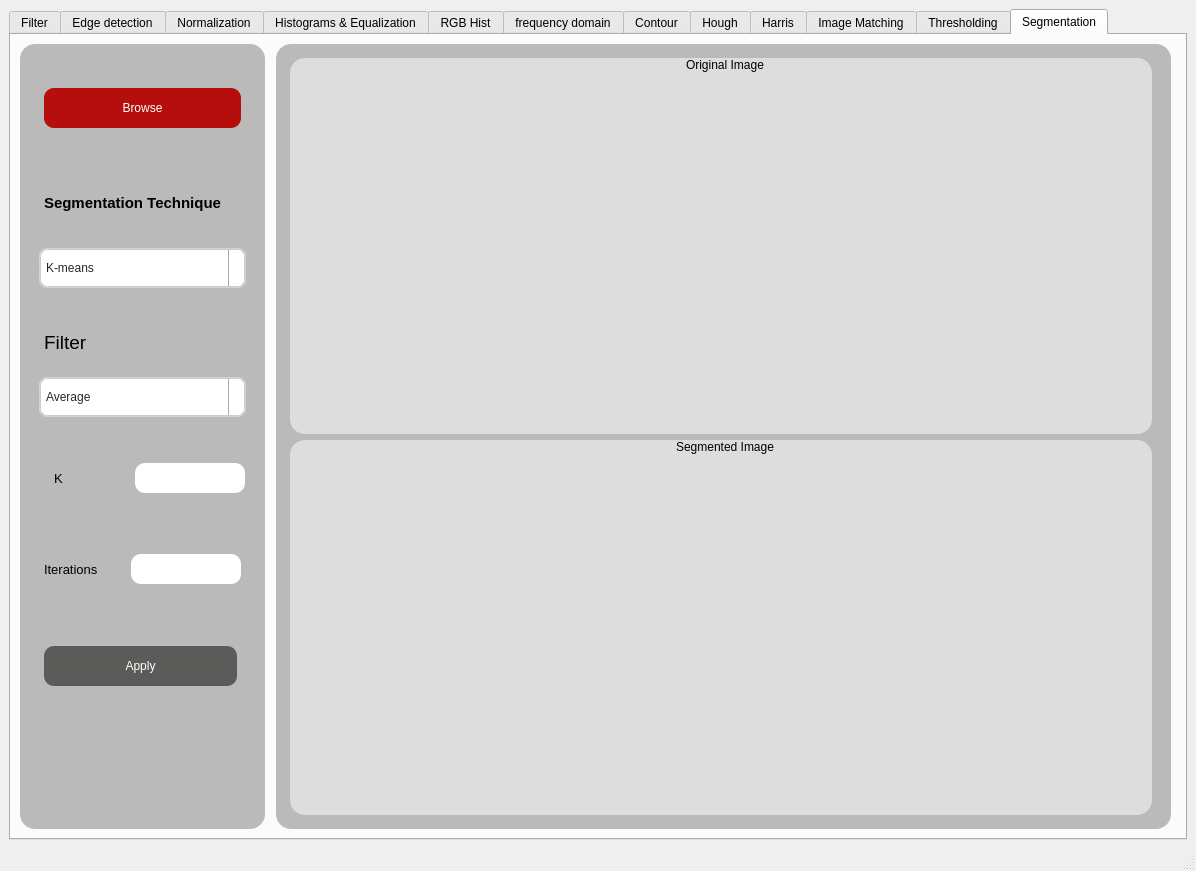
Above: task1.ui from Mohamed-hazem-mahrous/computer_vision_toolkit before the change. Below: the same form after it.
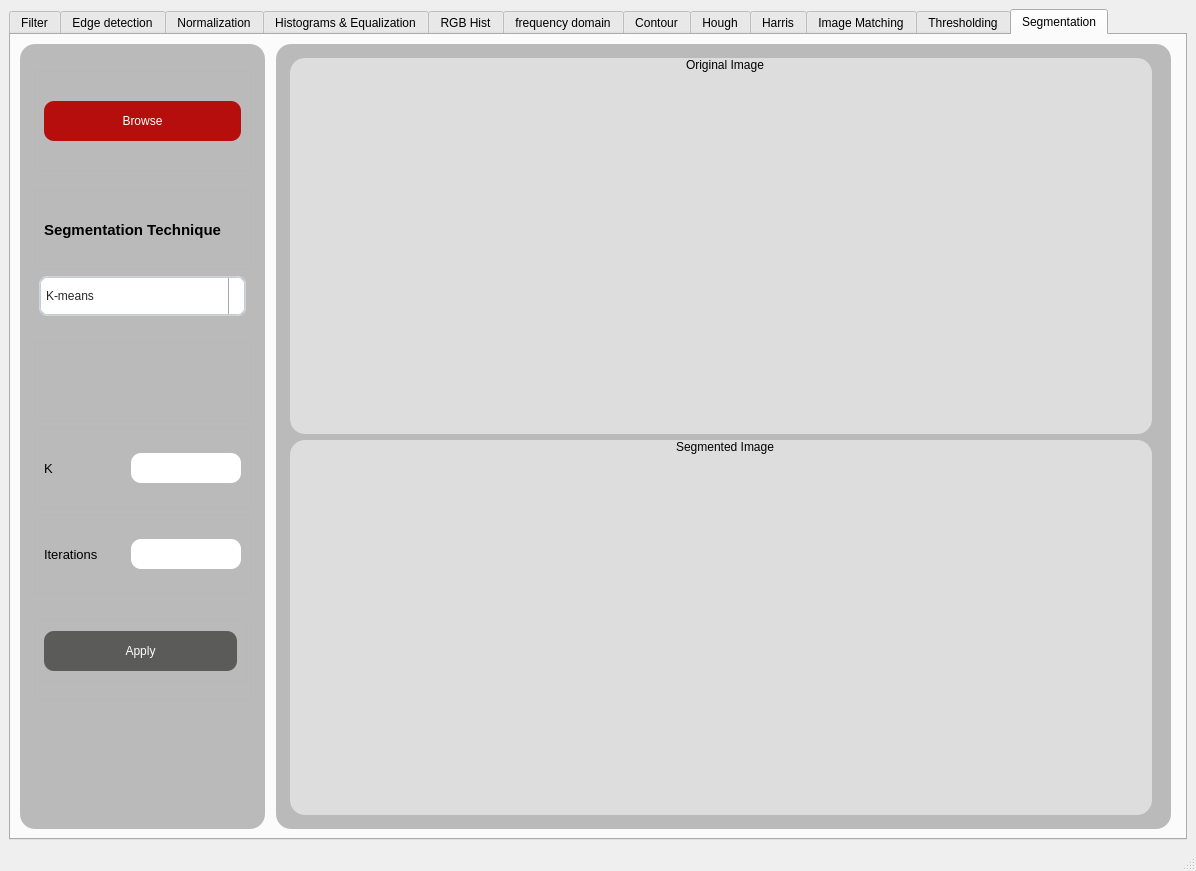
That is the form after the change. Icons and pictures are not drawn. Custom widgets are drawn as their Qt base class.

```diff
--- a/task1.ui
+++ b/task1.ui
@@ -7720,125 +7720,18 @@
                    <property name="frameShadow">
                     <enum>QFrame::Raised</enum>
                    </property>
-                   <layout class="QGridLayout" name="gridLayout_135">
-                    <item row="0" column="0">
-                     <widget class="QLabel" name="label_13">
-                      <property name="maximumSize">
-                       <size>
-                        <width>16777215</width>
-                        <height>40</height>
-                       </size>
-                      </property>
-                      <property name="font">
-                       <font>
-                        <pointsize>14</pointsize>
-                       </font>
-                      </property>
-                      <property name="styleSheet">
-                       <string notr="true"/>
-                      </property>
-                      <property name="text">
-                       <string>Filter</string>
-                      </property>
-                      <property name="textFormat">
-                       <enum>Qt::AutoText</enum>
-                      </property>
-                     </widget>
-                    </item>
-                   </layout>
+                   <layout class="QGridLayout" name="gridLayout_135"/>
                   </widget>
                  </item>
-                 <item row="1" column="0">
-                  <layout class="QHBoxLayout" name="horizontalLayout_62">
-                   <property name="leftMargin">
-                    <number>5</number>
-                   </property>
-                   <property name="topMargin">
-                    <number>0</number>
-                   </property>
-                   <property name="rightMargin">
-                    <number>5</number>
-                   </property>
-                   <property name="bottomMargin">
-                    <number>0</number>
-                   </property>
-                   <item>
-                    <widget class="QComboBox" name="filter_type_cb_2">
-                     <property name="minimumSize">
-                      <size>
-                       <width>0</width>
-                       <height>40</height>
-                      </size>
-                     </property>
-                     <property name="styleSheet">
-                      <string notr="true">QComboBox, QFontComboBox {
-    border-width: 2px;
-    border-radius: 8px;
-    border-style: solid;
-    border-top-color: qlineargradient(spread:pad, x1:0.5, y1:1, x2:0.5, y2:0, stop:0 #c1c9cf, stop:1 #d2d8dd);
-    border-right-color: qlineargradient(spread:pad, x1:0, y1:0, x2:1, y2:0, stop:0 #c1c9cf, stop:1 #d2d8dd);
-    border-bottom-color: qlineargradient(spread:pad, x1:0.5, y1:0, x2:0.5, y2:1, stop:0 #c1c9cf, stop:1 #d2d8dd);
-    border-left-color: qlineargradient(spread:pad, x1:1, y1:0, x2:0, y2:0, stop:0 #c1c9cf, stop:1 #d2d8dd);
-    background-color: #f4f4f4;
-    color: #272727;
-    padding-left: 5px;
-}
-QComboBox:editable, QComboBox:!editable, QComboBox::drop-down:editable, QComboBox:!editable:on, QComboBox::drop-down:editable:on {
-    background: rgb(255, 255, 255);
-}
-QComboBox::drop-down {
-    subcontrol-origin: padding;
-    subcontrol-position: top right;
-    width: 15px;
-    color: #272727;
-    border-left-width: 1px;
-    border-left-color: darkgray;
-    border-left-style: solid;
-    border-top-right-radius: 3px;
-    border-bottom-right-radius: 3px;
-}
-QComboBox::down-arrow {
-    image: url(/usr/share/icons/Adwaita/16x16/actions/go-down-symbolic.symbolic.png); /*Adawaita icon thene*/
-}
-
-QComboBox::down-arrow:on {
-    top: 1px;
-    left: 1px;
-}
-QComboBox QAbstractItemView {
-    border: 1px solid darkgray;
-    border-radius: 8px;
-    selection-background-color: #dadada;
-    selection-color: #272727;
-    color: #272727;
-    background: white;
-}</string>
-                     </property>
-                     <item>
-                      <property name="text">
-                       <string>Average</string>
-                      </property>
-                     </item>
-                     <item>
-                      <property name="text">
-                       <string>Gaussian</string>
-                      </property>
-                     </item>
-                     <item>
-                      <property name="text">
-                       <string>Median</string>
-                      </property>
-                     </item>
-                    </widget>
-                   </item>
-                  </layout>
-                 </item>
                 </layout>
                </item>
                <item>
                 <layout class="QGridLayout" name="gridLayout_136">
                  <property name="topMargin">
-                  <number>20</number>
+                  <number>0</number>
+                 </property>
+                 <property name="horizontalSpacing">
+                  <number>8</number>
                  </property>
                  <item row="0" column="0">
                   <widget class="QFrame" name="frame_18">
@@ -7854,55 +7747,48 @@
                    <property name="frameShadow">
                     <enum>QFrame::Raised</enum>
                    </property>
-                   <widget class="QLineEdit" name="segmentation_line_edit1">
-                    <property name="geometry">
-                     <rect>
-                      <x>101</x>
-                      <y>20</y>
-                      <width>110</width>
-                      <height>30</height>
-                     </rect>
-                    </property>
-                    <property name="maximumSize">
-                     <size>
-                      <width>110</width>
-                      <height>30</height>
-                     </size>
-                    </property>
-                    <property name="styleSheet">
-                     <string notr="true">border-radius: 10px;</string>
-                    </property>
-                   </widget>
-                   <widget class="QLabel" name="label_17">
-                    <property name="geometry">
-                     <rect>
-                      <x>20</x>
-                      <y>20</y>
-                      <width>75</width>
-                      <height>30</height>
-                     </rect>
-                    </property>
-                    <property name="maximumSize">
-                     <size>
-                      <width>16777215</width>
-                      <height>40</height>
-                     </size>
-                    </property>
-                    <property name="font">
-                     <font>
-                      <pointsize>10</pointsize>
-                     </font>
-                    </property>
-                    <property name="styleSheet">
-                     <string notr="true"/>
-                    </property>
-                    <property name="text">
-                     <string>K</string>
-                    </property>
-                    <property name="textFormat">
-                     <enum>Qt::AutoText</enum>
-                    </property>
-                   </widget>
+                   <layout class="QGridLayout" name="gridLayout_16">
+                    <item row="0" column="0">
+                     <widget class="QLabel" name="Segmentation_label1">
+                      <property name="maximumSize">
+                       <size>
+                        <width>16777215</width>
+                        <height>40</height>
+                       </size>
+                      </property>
+                      <property name="font">
+                       <font>
+                        <pointsize>10</pointsize>
+                       </font>
+                      </property>
+                      <property name="styleSheet">
+                       <string notr="true"/>
+                      </property>
+                      <property name="text">
+                       <string>K</string>
+                      </property>
+                      <property name="textFormat">
+                       <enum>Qt::AutoText</enum>
+                      </property>
+                      <property name="indent">
+                       <number>-11</number>
+                      </property>
+                     </widget>
+                    </item>
+                    <item row="0" column="1">
+                     <widget class="QLineEdit" name="segmentation_line_edit1">
+                      <property name="maximumSize">
+                       <size>
+                        <width>110</width>
+                        <height>30</height>
+                       </size>
+                      </property>
+                      <property name="styleSheet">
+                       <string notr="true">border-radius: 10px;</string>
+                      </property>
+                     </widget>
+                    </item>
+                   </layout>
                   </widget>
                  </item>
                 </layout>
```
Left out of the diff: 2 changed lines with no effect on the pictures.
